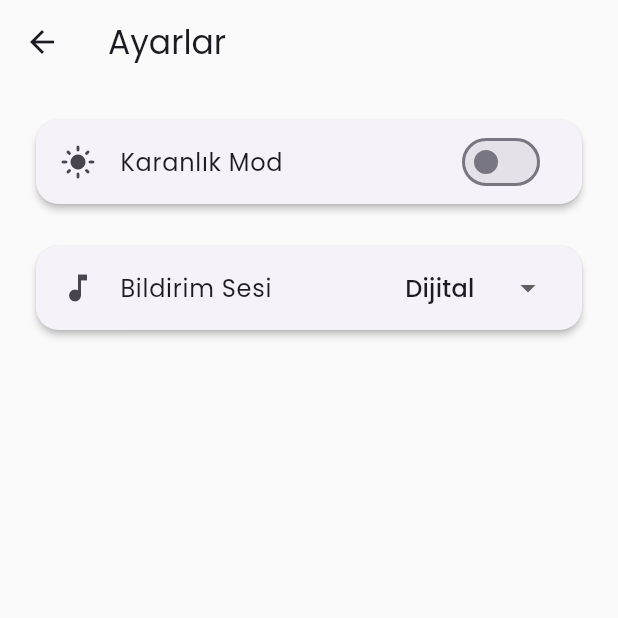
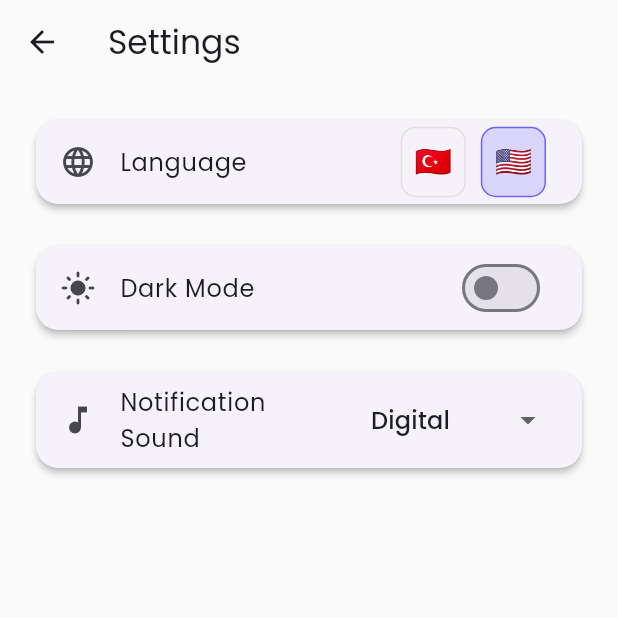
Before and after one commit to HarunMercan1/pomodoro_app, a Flutter app: the screen it shows after launch, after a tap on the "settings" icon, on a phone screen of 412 x 824 dp, the top half of it. Run offline on Flutter 3.47's test engine with Material 3 defaults, Android fonts, the phone set to English and light mode, and no system bars; our stand-ins replace audioplayers, confetti, easy_localization, google_fonts.

Commit message:
feat: add multi-language support and fix button overflow issues

```diff
--- /dev/null
+++ b/assets/translations/en.json
@@ -0,0 +1,17 @@
+{
+  "title": "Pomodoro",
+  "focus": "Focus",
+  "short_break": "Short Break",
+  "long_break": "Long Break",
+  "ready": "Are you ready?",
+  "start_message": "Let's Go! 🚀",
+  "congrats": "Congrats! 🎉",
+  "new_goal": "New Goal 🎯",
+  "settings_title": "Settings",
+  "dark_mode": "Dark Mode",
+  "sound_label": "Notification Sound",
+  "language_label": "Language",
+  "classic_bell": "Classic Bell",
+  "digital": "Digital",
+  "alarm": "Alarm"
+}
--- /dev/null
+++ b/assets/translations/tr.json
@@ -0,0 +1,17 @@
+{
+  "title": "Pomodoro",
+  "focus": "Odaklan",
+  "short_break": "Kısa Mola",
+  "long_break": "Uzun Mola",
+  "ready": "Hazır mısın?",
+  "start_message": "Hadi Başlayalım! 🚀",
+  "congrats": "Tebrikler! 🎉",
+  "new_goal": "Yeni Hedef 🎯",
+  "settings_title": "Ayarlar",
+  "dark_mode": "Karanlık Mod",
+  "sound_label": "Bildirim Sesi",
+  "language_label": "Dil / Language",
+  "classic_bell": "Klasik Zil",
+  "digital": "Dijital",
+  "alarm": "Alarm"
+}
--- a/lib/main.dart
+++ b/lib/main.dart
@@ -1,18 +1,28 @@
 import 'package:flutter/material.dart';
-import 'package:google_fonts/google_fonts.dart';
 import 'package:provider/provider.dart';
+import 'package:easy_localization/easy_localization.dart'; // <--- PAKETİ EKLEDİK
 import 'providers/timer_provider.dart';
-import 'providers/settings_provider.dart'; // Yeni provider'ı ekledik
+import 'providers/settings_provider.dart';
 import 'screens/home_screen.dart';
 
-void main() {
+// main artık async çünkü dil yüklemesini bekleyeceğiz
+void main() async {
+  // Flutter motorunu manuel çalıştırıyoruz (Dil yüklenmeden hata vermesin diye)
+  WidgetsFlutterBinding.ensureInitialized();
+  await EasyLocalization.ensureInitialized();
+
   runApp(
-    MultiProvider(
-      providers: [
-        ChangeNotifierProvider(create: (_) => TimerProvider()),
-        ChangeNotifierProvider(create: (_) => SettingsProvider()), // Sisteme dahil ettik
-      ],
-      child: const MyApp(),
+    EasyLocalization(
+      supportedLocales: const [Locale('tr',), Locale('en',)],
+      path: 'assets/translations', // JSON'ların olduğu yer
+      fallbackLocale: const Locale('en',), // Dil bulunamazsa İngilizce olsun
+      child: MultiProvider(
+        providers: [
+          ChangeNotifierProvider(create: (_) => TimerProvider()),
+          ChangeNotifierProvider(create: (_) => SettingsProvider()),
+        ],
+        child: const MyApp(),
+      ),
     ),
   );
 }
@@ -22,19 +32,24 @@ class MyApp extends StatelessWidget {
 
   @override
   Widget build(BuildContext context) {
-    // SettingsProvider'ı dinliyoruz
     final settings = context.watch<SettingsProvider>();
 
     return MaterialApp(
       debugShowCheckedModeBanner: false,
+      // DİL AYARLARI BURADAN GELİYOR
+      localizationsDelegates: context.localizationDelegates,
+      supportedLocales: context.supportedLocales,
+      locale: context.locale, // Şu anki aktif dil neyse o
+
       title: 'Pomodoro App',
-      // TEMA AYARLARI BURADA
       themeMode: settings.isDarkMode ? ThemeMode.dark : ThemeMode.light,
 
       // Aydınlık Tema
       theme: ThemeData(
         brightness: Brightness.light,
         scaffoldBackgroundColor: const Color(0xFFFAFAFA),
+        cardColor: Colors.white,
+        dividerColor: Colors.grey.shade300,
         primaryColor: const Color(0xFF6C63FF),
         colorScheme: ColorScheme.fromSeed(seedColor: const Color(0xFF6C63FF)),
         useMaterial3: true,
@@ -45,10 +60,12 @@ class MyApp extends StatelessWidget {
         brightness: Brightness.dark,
         scaffoldBackgroundColor: const Color(0xFF121212),
         cardColor: const Color(0xFF1E1E1E),
+        dividerColor: Colors.grey.shade800,
         primaryColor: const Color(0xFFBB86FC),
         colorScheme: const ColorScheme.dark(
           primary: Color(0xFFBB86FC),
           secondary: Color(0xFF03DAC6),
+          onSurface: Colors.white,
         ),
         useMaterial3: true,
       ),
--- a/lib/screens/home_screen.dart
+++ b/lib/screens/home_screen.dart
@@ -7,6 +7,7 @@ import '../providers/timer_provider.dart';
 import '../providers/settings_provider.dart';
 import '../screens/settings_screen.dart';
 import '../widgets/time_option_button.dart';
+import 'package:easy_localization/easy_localization.dart'; // <--- BUNU EKLE
 
 class HomeScreen extends StatefulWidget {
   const HomeScreen({super.key});
@@ -73,7 +74,7 @@ class _HomeScreenState extends State<HomeScreen> {
     return Scaffold(
       appBar: AppBar(
         title: Text(
-          'Pomodoro',
+          'title'.tr(),
           style: GoogleFonts.poppins(fontWeight: FontWeight.w600),
         ),
         centerTitle: true,
@@ -104,11 +105,11 @@ class _HomeScreenState extends State<HomeScreen> {
                   child: Row(
                     crossAxisAlignment: CrossAxisAlignment.stretch,
                     children: [
-                      Expanded(child: _buildOption(context, timerProvider, "Focus", 25)),
+                      Expanded(child: _buildOption(context, timerProvider, "focus".tr(), 25)),
                       const SizedBox(width: 10),
-                      Expanded(child: _buildOption(context, timerProvider, "Short Break", 5)),
+                      Expanded(child: _buildOption(context, timerProvider, "short_break".tr(), 5)),
                       const SizedBox(width: 10),
-                      Expanded(child: _buildOption(context, timerProvider, "Long Break", 15)),
+                      Expanded(child: _buildOption(context, timerProvider, "long_break".tr(), 15)),
                     ],
                   ),
                 ),
--- a/lib/screens/settings_screen.dart
+++ b/lib/screens/settings_screen.dart
@@ -1,6 +1,7 @@
 import 'package:flutter/material.dart';
 import 'package:google_fonts/google_fonts.dart';
 import 'package:provider/provider.dart';
+import 'package:easy_localization/easy_localization.dart'; // <--- DİL İÇİN
 import '../providers/settings_provider.dart';
 
 class SettingsScreen extends StatelessWidget {
@@ -12,19 +13,53 @@ class SettingsScreen extends StatelessWidget {
 
     return Scaffold(
       appBar: AppBar(
-        title: Text('Ayarlar', style: GoogleFonts.poppins()),
+        // 'settings_title' anahtarını JSON'dan çekiyoruz
+        title: Text('settings_title'.tr(), style: GoogleFonts.poppins()),
         backgroundColor: Colors.transparent,
         elevation: 0,
       ),
       body: ListView(
         padding: const EdgeInsets.all(20),
         children: [
-          // 1. TEMA AYARI
+
+          // 1. DİL AYARI (YENİ EKLENEN KISIM)
+          Card(
+            elevation: 2,
+            shape: RoundedRectangleBorder(borderRadius: BorderRadius.circular(15)),
+            child: ListTile(
+              leading: const Icon(Icons.language),
+              title: Text('language_label'.tr(), style: GoogleFonts.poppins()),
+              trailing: Row(
+                mainAxisSize: MainAxisSize.min,
+                children: [
+                  // Türkçe Butonu
+                  _LanguageButton(
+                    langCode: 'tr',
+                    flag: '🇹🇷',
+                    isSelected: context.locale.languageCode == 'tr',
+                    onTap: () => context.setLocale(const Locale('tr',)),
+                  ),
+                  const SizedBox(width: 10),
+                  // İngilizce Butonu
+                  _LanguageButton(
+                    langCode: 'en',
+                    flag: '🇺🇸',
+                    isSelected: context.locale.languageCode == 'en',
+                    onTap: () => context.setLocale(const Locale('en',)),
+                  ),
+                ],
+              ),
+            ),
+          ),
+
+          const SizedBox(height: 20),
+
+          // 2. TEMA AYARI
           Card(
             elevation: 2,
             shape: RoundedRectangleBorder(borderRadius: BorderRadius.circular(15)),
             child: SwitchListTile(
-              title: Text('Karanlık Mod', style: GoogleFonts.poppins()),
+              title: Text('dark_mode'.tr(), style: GoogleFonts.poppins()),
               secondary: Icon(settings.isDarkMode ? Icons.dark_mode : Icons.light_mode),
               value: settings.isDarkMode,
               activeColor: Theme.of(context).primaryColor,
@@ -36,26 +71,35 @@ class SettingsScreen extends StatelessWidget {
 
           const SizedBox(height: 20),
 
-          // 2. SES AYARI
+          // 3. SES AYARI
           Card(
             elevation: 2,
             shape: RoundedRectangleBorder(borderRadius: BorderRadius.circular(15)),
             child: ListTile(
               leading: const Icon(Icons.music_note),
-              title: Text('Bildirim Sesi', style: GoogleFonts.poppins()),
+              title: Text('sound_label'.tr(), style: GoogleFonts.poppins()),
               trailing: DropdownButton<String>(
                 value: settings.selectedSound,
-                underline: Container(), // Alt çizgiyi kaldırdık
+                underline: Container(),
                 onChanged: (String? newValue) {
                   if (newValue != null) {
                     settings.setSound(newValue);
-                    // İstersek burada sesi test amaçlı çaldırabiliriz (sonra ekleriz)
                   }
                 },
+                // Ses isimlerini de JSON'dan çekiyoruz
                 items: settings.soundOptions.entries.map((entry) {
+                  // entry.key: 'bell.mp3' gibi dosya adı
+                  // entry.value: 'Klasik Zil' gibi eski isim.
+                  // Ama biz JSON'da anahtarları 'classic_bell', 'digital', 'alarm' diye tanımladık.
+                  // Basit bir eşleştirme yapalım:
+                  String labelKey = '';
+                  if (entry.key.contains('bell')) labelKey = 'classic_bell';
+                  else if (entry.key.contains('digital')) labelKey = 'digital';
+                  else if (entry.key.contains('alarm')) labelKey = 'alarm';
+
                   return DropdownMenuItem<String>(
                     value: entry.key,
-                    child: Text(entry.value, style: GoogleFonts.poppins()),
+                    child: Text(labelKey.tr(), style: GoogleFonts.poppins()), // .tr() ile çevir
                   );
                 }).toList(),
               ),
@@ -66,3 +110,36 @@ class SettingsScreen extends StatelessWidget {
     );
   }
 }
+
+// Küçük şık bir dil butonu
+class _LanguageButton extends StatelessWidget {
+  final String langCode;
+  final String flag;
+  final bool isSelected;
+  final VoidCallback onTap;
+
+  const _LanguageButton({
+    required this.langCode,
+    required this.flag,
+    required this.isSelected,
+    required this.onTap,
+  });
+
+  @override
+  Widget build(BuildContext context) {
+    return GestureDetector(
+      onTap: onTap,
+      child: Container(
+        padding: const EdgeInsets.all(8),
+        decoration: BoxDecoration(
+          color: isSelected ? Theme.of(context).primaryColor.withOpacity(0.2) : Colors.transparent,
+          borderRadius: BorderRadius.circular(10),
+          border: Border.all(
+            color: isSelected ? Theme.of(context).primaryColor : Colors.grey.shade300,
+          ),
+        ),
+        child: Text(flag, style: const TextStyle(fontSize: 20)),
+      ),
+    );
+  }
+}
--- a/lib/widgets/time_option_button.dart
+++ b/lib/widgets/time_option_button.dart
@@ -18,14 +18,15 @@ class TimeOptionButton extends StatelessWidget {
   });
 
   @override
+  @override
   Widget build(BuildContext context) {
     return GestureDetector(
       onTap: onTap,
       child: Container(
         alignment: Alignment.center,
-        padding: const EdgeInsets.symmetric(horizontal: 20, vertical: 12),
+        // 1. HAMLE: Yan boşlukları (horizontal) 20'den 8'e düşürdük. Yer açıldı!
+        padding: const EdgeInsets.symmetric(horizontal: 8, vertical: 12),
         decoration: BoxDecoration(
-          // Seçiliyse renkli, değilse şeffaf ama kenarlıklı
           color: isSelected ? const Color(0xFF6C63FF) : Colors.transparent,
           borderRadius: BorderRadius.circular(25),
           border: Border.all(
@@ -42,8 +43,12 @@ class TimeOptionButton extends StatelessWidget {
           ]
               : [],
         ),
+        // 2. HAMLE: FittedBox ekledik. Yazı sığmazsa küçülür ama asla aşağı taşmaz.
+        child: FittedBox(
+          fit: BoxFit.scaleDown, // Sadece gerekiyorsa küçült
           child: Text(
             title,
+            maxLines: 1, // Kesinlikle tek satır olacak
             style: GoogleFonts.poppins(
               color: isSelected ? Colors.white : Colors.grey.shade700,
               fontWeight: FontWeight.w600,
@@ -51,6 +56,7 @@ class TimeOptionButton extends StatelessWidget {
             ),
           ),
         ),
+      ),
     );
   }
 }
--- a/pubspec.yaml
+++ b/pubspec.yaml
@@ -38,6 +38,7 @@ dependencies:
   google_fonts: ^6.3.2
   audioplayers: ^6.5.1
   confetti: ^0.8.0
+  easy_localization: ^3.0.8
 
 dev_dependencies:
   flutter_test:
@@ -59,7 +60,7 @@ flutter:
 
   assets:
     - assets/sounds/
-
+    - assets/translations/
   # To add assets to your application, add an assets section, like this:
   # assets:
   #   - images/a_dot_burr.jpeg
```
Also changed, not shown: pubspec.lock. Lines whose indentation alone changed are shown as unchanged.
